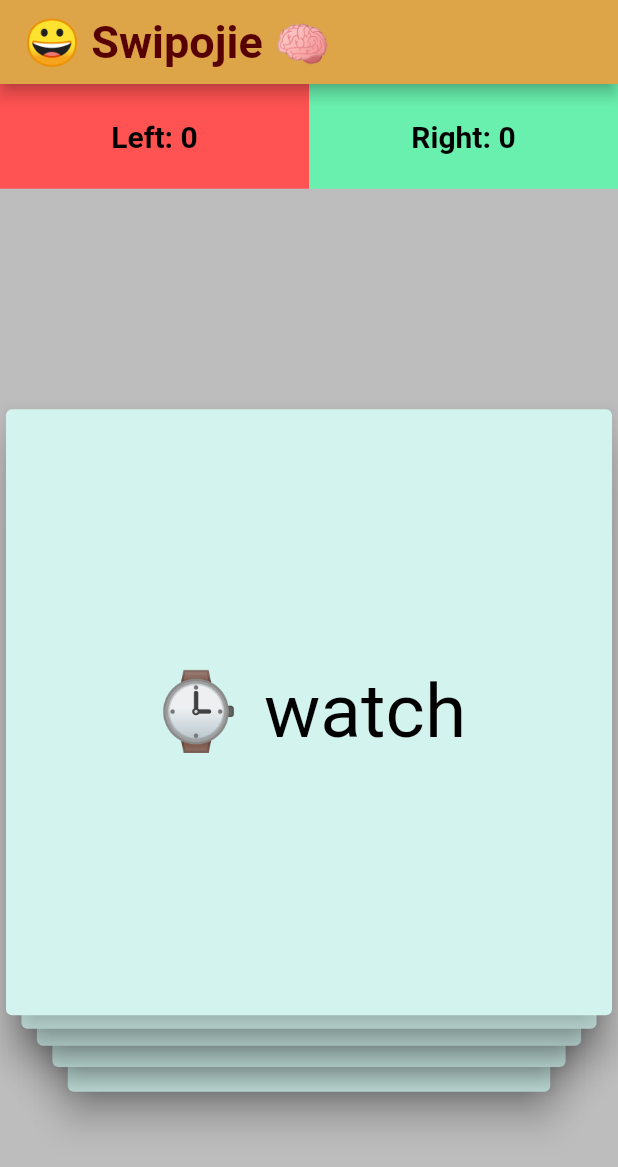
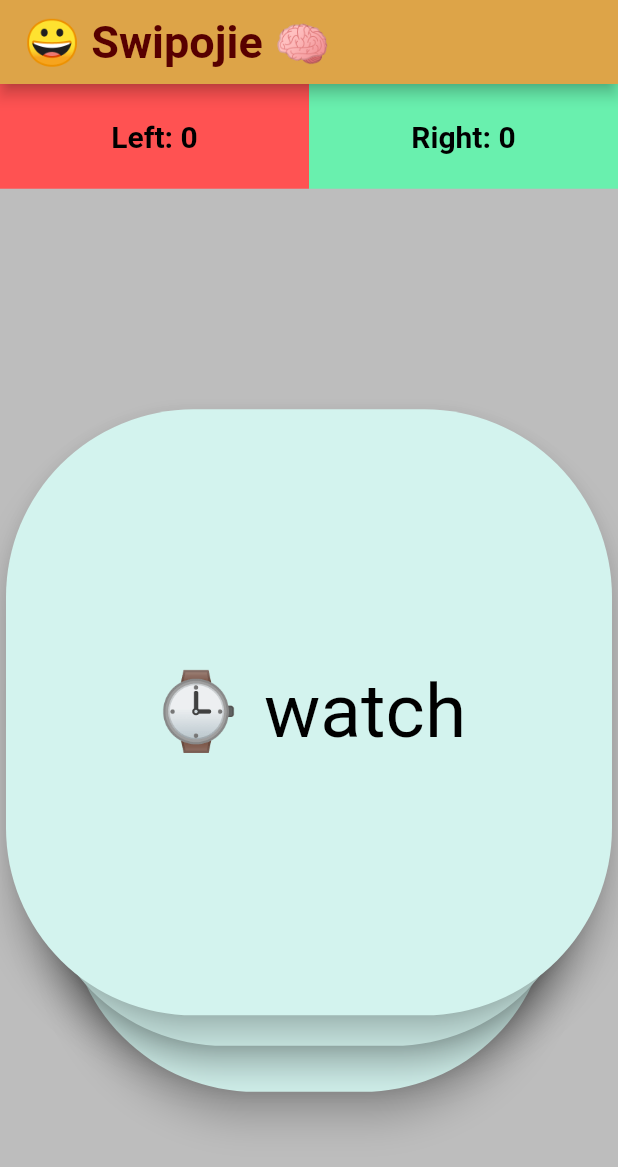
Before and after one commit to ulrichmabou/swap-cards-flutter, a Flutter app: the screen it shows after launch, on a phone screen of 412 x 824 dp. Shown: the top 1167 px of the screen. Run offline on Flutter 3.47's test engine with Material 2 defaults, Android fonts, the phone set to English and light mode, and no system bars; drawn by our look-alikes of flutter_tindercard.

Commit message:
style card

```diff
--- a/lib/cards_loader.dart
+++ b/lib/cards_loader.dart
@@ -27,12 +27,23 @@ class CardsLoader extends StatefulWidget {
 
 class _CardsLoaderState extends State<CardsLoader>
     with TickerProviderStateMixin {
-  int cardsNum = 10;
-  int stackNum = 5;
+  int cardsNum = 20;
+  int stackNum = 3;
   int leftCount = 0;
   int rightCount = 0;
 
   List<String> emojiBank = [
+    '😀 grinning',
+    '🐶 dog',
+    '🍏 green_apple',
+    '⚽️ soccer',
+    '🚗 car',
+    '⌚️ watch',
+    '❤️ heart',
+    '🏳️ white_flag',
+    '🌂 closed_umbrella',
+    '🌫 fog',
+    '🍽 fork',
     '😀 grinning',
     '🐶 dog',
     '🍏 green_apple',
@@ -101,13 +112,18 @@ class _CardsLoaderState extends State<CardsLoader>
                   minWidth: MediaQuery.of(context).size.width * 0.8,
                   minHeight: MediaQuery.of(context).size.width * 0.8,
                   cardBuilder: (context, index) => Card(
+                        shape: RoundedRectangleBorder(
+                          borderRadius: BorderRadius.all(
+                            Radius.circular(125),
+                          ),
+                        ),
                         elevation: 10,
                         color: Color(0xFFD3F3EE),
                         child: Padding(
                           padding: const EdgeInsets.all(10),
                           child: Center(
                               child: Text(
-                            emojiBank[Random().nextInt(11)],
+                            emojiBank[Random().nextInt(21)],
                             style: kCardTextStyle,
                           )),
                         ),
```
